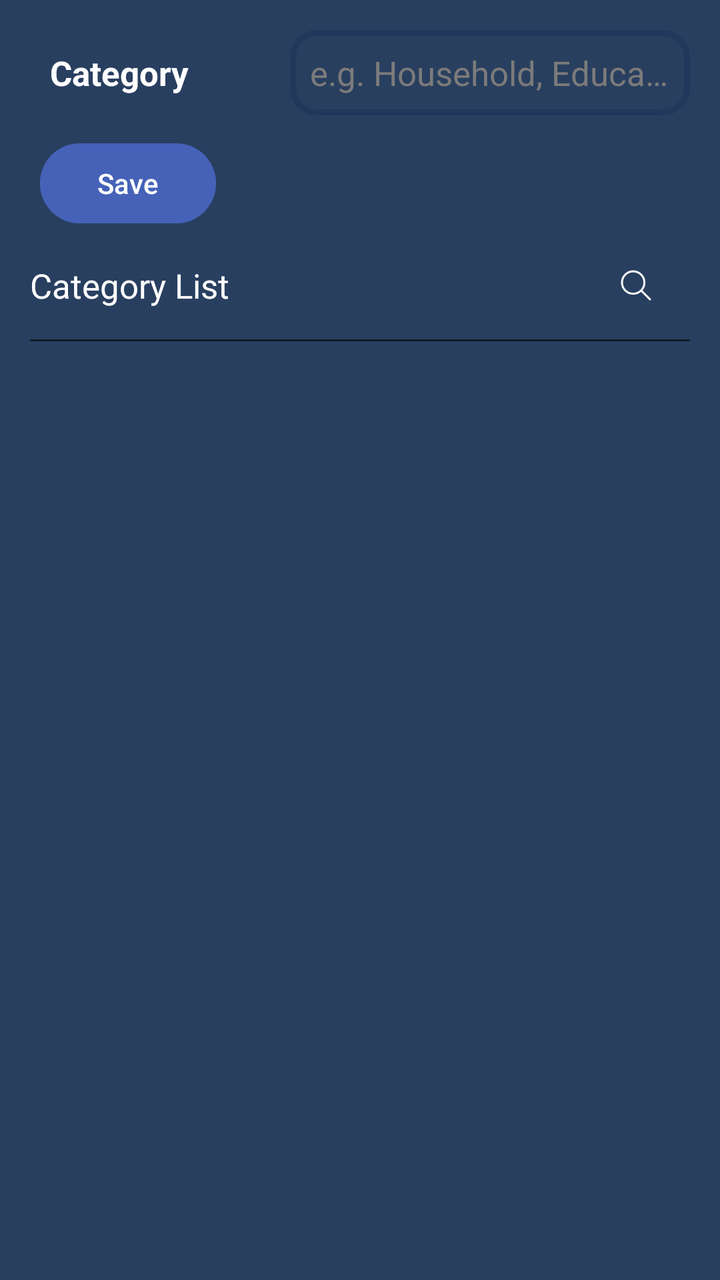
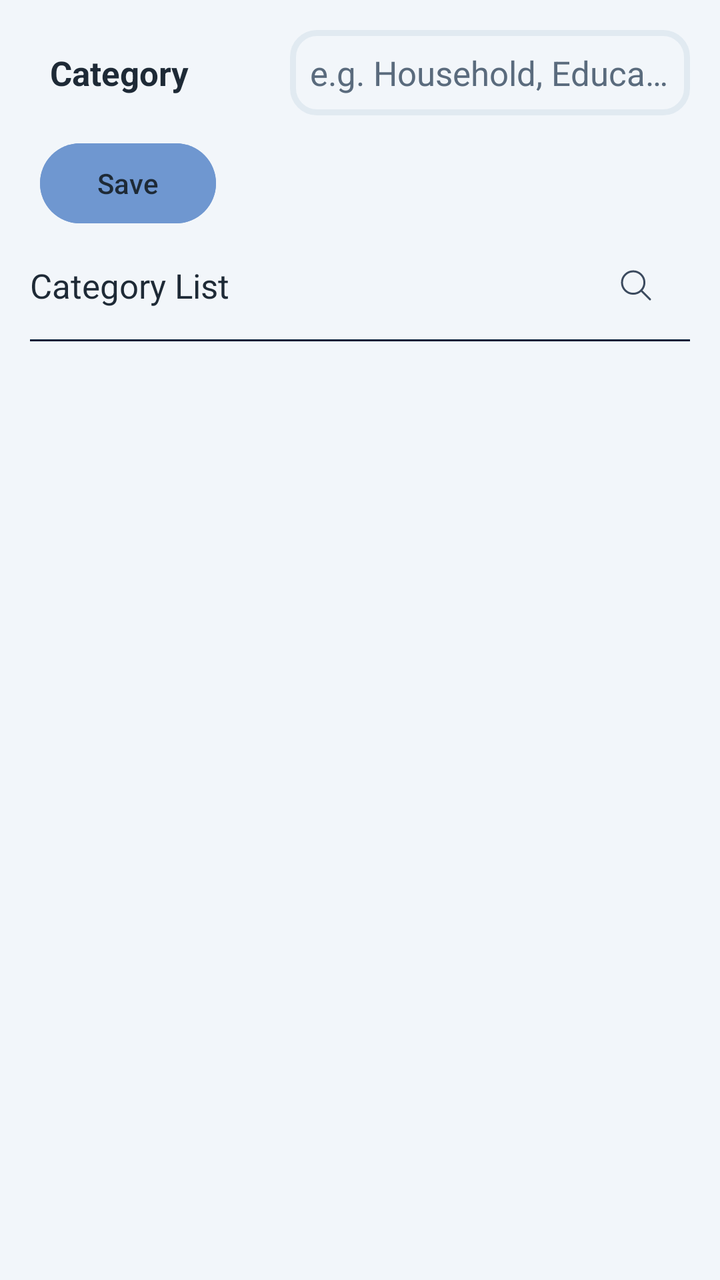

The first picture is an Android layout as it rendered before a commit; the second is the same layout after the commit. The layout source and the unified diff follow.
<!-- AndroidManifest.xml: application theme Theme.GharKharch -->
<!-- res/layout/fragment_add_category.xml -->
<?xml version="1.0" encoding="utf-8"?>
<androidx.constraintlayout.widget.ConstraintLayout xmlns:android="http://schemas.android.com/apk/res/android"
    xmlns:app="http://schemas.android.com/apk/res-auto"
    android:layout_width="match_parent"
    android:layout_height="match_parent"
    android:background="@color/backgroundColor"
    android:padding="@dimen/padding_large">

    <TextView
        android:layout_width="0dp"
        android:layout_height="wrap_content"
        android:layout_weight="1"
        android:padding="@dimen/padding_medium"
        android:text="Category"
        android:textColor="@color/primaryTextColor"
        android:textSize="@dimen/text_size_large"
        android:textStyle="bold"
        app:layout_constraintBottom_toBottomOf="@id/input_category"
        app:layout_constraintEnd_toStartOf="@id/input_category"
        app:layout_constraintStart_toStartOf="parent"
        app:layout_constraintTop_toTopOf="parent" />

    <EditText
        android:id="@+id/input_category"
        style="@style/custom_edit_text"
        android:layout_width="200dp"
        android:layout_height="wrap_content"
        android:hint="@string/hint_category"
        android:textSize="@dimen/text_size_large"
        app:layout_constraintEnd_toEndOf="parent"
        app:layout_constraintTop_toTopOf="parent" />

    <Button
        android:id="@+id/addBtn"
        android:layout_width="wrap_content"
        android:layout_height="wrap_content"
        android:layout_marginVertical="@dimen/margin_medium"
        android:layout_marginStart="@dimen/margin_small"
        android:backgroundTint="@color/buttonColor"
        android:text="Save"
        android:textColor="@color/primaryTextColor"
        app:layout_constraintStart_toStartOf="parent"
        app:layout_constraintTop_toBottomOf="@id/input_category" />

    <LinearLayout
        android:id="@+id/list_container"
        android:layout_width="match_parent"
        android:layout_height="wrap_content"
        android:gravity="center"
        android:orientation="horizontal"
        app:layout_constraintTop_toBottomOf="@id/addBtn">

        <TextView
            android:id="@+id/list_title"
            android:layout_width="0dp"
            android:layout_height="wrap_content"
            android:layout_weight="1"
            android:paddingVertical="@dimen/padding_large"
            android:text="Category List"
            android:textSize="@dimen/text_size_large" />

        <SearchView
            android:id="@+id/search_view"
            android:layout_width="0dp"
            android:layout_height="wrap_content"
            android:layout_marginVertical="@dimen/margin_medium"
            android:layout_weight="1"
            android:background="@drawable/search_bar_border"
            android:iconifiedByDefault="false"
            android:visibility="gone" />

        <ImageView
            android:id="@+id/close_button"
            android:layout_width="wrap_content"
            android:layout_height="wrap_content"
            android:importantForAccessibility="no"
            android:padding="@dimen/padding_large"
            android:src="@drawable/close_search_icon"
            android:visibility="gone" />

        <ImageView
            android:id="@+id/search_button"
            android:layout_width="wrap_content"
            android:layout_height="wrap_content"
            android:importantForAccessibility="no"
            android:padding="@dimen/padding_large"
            android:src="@drawable/search_icon" />

    </LinearLayout>

    <View
        android:id="@+id/separator"
        android:layout_width="match_parent"
        android:layout_height="1dp"
        android:background="@color/secondaryColor"
        app:layout_constraintTop_toBottomOf="@id/list_container" />

    <androidx.recyclerview.widget.RecyclerView
        android:id="@+id/rcv_category_list"
        android:layout_width="0dp"
        android:layout_height="0dp"
        android:layout_marginVertical="@dimen/margin_small"
        app:layout_constraintBottom_toBottomOf="parent"
        app:layout_constraintEnd_toEndOf="@id/separator"
        app:layout_constraintStart_toStartOf="@id/list_container"
        app:layout_constraintTop_toBottomOf="@id/list_container" />

</androidx.constraintlayout.widget.ConstraintLayout>
<!-- resources referenced by this layout -->
<resources>
  <color name="backgroundColor">#293F5F</color>
  <color name="buttonColor">#4662B8</color>
  <color name="primaryTextColor">#FFFFFF</color>
  <color name="secondaryColor">#111B28</color>
  <dimen name="margin_medium">10dp</dimen>
  <dimen name="margin_small">5dp</dimen>
  <dimen name="padding_large">15dp</dimen>
  <dimen name="padding_medium">10dp</dimen>
  <dimen name="text_size_large">17sp</dimen>
  <!-- drawable close_search_icon (drawable) -->
  <vector xmlns:android="http://schemas.android.com/apk/res/android"
      android:width="24dp"
      android:height="24dp"
      android:tint="@color/white"
      android:viewportWidth="24"
      android:viewportHeight="24">
  
      <path
          android:fillColor="#00000000"
          android:pathData="M14.578,14.542C15.58,13.53 16.2,12.137 16.2,10.6C16.2,7.507 13.693,5 10.6,5C7.507,5 5,7.507 5,10.6C5,13.693 7.507,16.2 10.6,16.2C12.156,16.2 13.563,15.566 14.578,14.542ZM14.578,14.542L19,19M8.5,8.5L12.5,12.5M12.5,8.5L8.5,12.5"
          android:strokeWidth="1"
          android:strokeColor="#464455"
          android:strokeLineCap="round"
          android:strokeLineJoin="round" />
  
  </vector>
  <!-- drawable search_bar_border (drawable) -->
  <?xml version="1.0" encoding="utf-8"?>
  <shape xmlns:android="http://schemas.android.com/apk/res/android"
      android:shape="rectangle">
      <stroke
          android:width="2dp"
          android:color="@color/white" />
      <corners android:radius="12dp" />
  </shape>
  <!-- drawable search_icon (drawable) -->
  <vector xmlns:android="http://schemas.android.com/apk/res/android"
      android:width="24dp"
      android:height="24dp"
      android:tint="@color/white"
      android:viewportWidth="24"
      android:viewportHeight="24">
  
      <path
          android:fillColor="#00000000"
          android:pathData="M14.578,14.542C15.58,13.53 16.2,12.137 16.2,10.6C16.2,7.507 13.693,5 10.6,5C7.507,5 5,7.507 5,10.6C5,13.693 7.507,16.2 10.6,16.2C12.156,16.2 13.563,15.566 14.578,14.542ZM14.578,14.542L19,19"
          android:strokeWidth="1"
          android:strokeColor="#464455"
          android:strokeLineCap="round"
          android:strokeLineJoin="round" />
  
  </vector>
  <string name="hint_category">e.g. Household, Education</string>
  <style name="custom_edit_text" parent="Widget.AppCompat.EditText">
          <item name="android:maxLines">1</item>
          <item name="android:maxLength">20</item>
          <item name="android:ellipsize">end</item>
          <item name="android:inputType">text</item>
          <item name="android:importantForAutofill">no</item>
          <item name="android:padding">@dimen/padding_medium</item>
          <item name="android:background">@drawable/rounded_border</item>
          <item name="android:textColorHint">@color/primaryTextColorVariant</item>
      </style>
  <color name="white">#FFFFFFFF</color>
  <!-- drawable rounded_border (drawable) -->
  <?xml version="1.0" encoding="utf-8"?>
  <shape xmlns:android="http://schemas.android.com/apk/res/android"
      android:shape="rectangle">
      <stroke
          android:width="3dp"
          android:color="@color/backgroundColorVariant" />
      <corners android:radius="12dp" />
  </shape>
  <color name="primaryTextColorVariant">#7C7B7B</color>
  <style name="Base.Theme.GharKharch" parent="Theme.Material3.DayNight.NoActionBar">
          
      </style>
  <color name="lGrey">#616161</color>
  <color name="backgroundColorVariant">#20385B</color>
  <!-- unchanged entries left out for length: 1 -->
</resources>

<!-- the commit's change to res/layout/fragment_add_category.xml (unified diff, before → after) -->
@@ -92,7 +92,7 @@
         android:id="@+id/separator"
         android:layout_width="match_parent"
         android:layout_height="1dp"
-        android:background="@color/secondaryColor"
+        android:background="@color/white_A_black"
         app:layout_constraintTop_toBottomOf="@id/list_container" />
 
     <androidx.recyclerview.widget.RecyclerView
<!-- resource entries referenced after the edit -->
@@ -1,9 +1,9 @@
 <!-- resources referenced by this layout -->
 <resources>
-  <color name="backgroundColor">#293F5F</color>
-  <color name="buttonColor">#4662B8</color>
-  <color name="primaryTextColor">#FFFFFF</color>
-  <color name="secondaryColor">#111B28</color>
+  <color name="backgroundColor">#F2F6FA</color>
+  <color name="buttonColor">#6F97D0</color>
+  <color name="primaryTextColor">#1E2A36</color>
+  <color name="white_A_black">#011B37</color>
   <dimen name="margin_medium">10dp</dimen>
   <dimen name="margin_small">5dp</dimen>
   <dimen name="padding_large">15dp</dimen>
@@ -13,7 +13,7 @@
   <vector xmlns:android="http://schemas.android.com/apk/res/android"
       android:width="24dp"
       android:height="24dp"
-      android:tint="@color/white"
+      android:tint="@color/iconColor"
       android:viewportWidth="24"
       android:viewportHeight="24">
   
@@ -39,7 +39,7 @@
   <vector xmlns:android="http://schemas.android.com/apk/res/android"
       android:width="24dp"
       android:height="24dp"
-      android:tint="@color/white"
+      android:tint="@color/iconColor"
       android:viewportWidth="24"
       android:viewportHeight="24">
   
@@ -63,6 +63,7 @@
           <item name="android:background">@drawable/rounded_border</item>
           <item name="android:textColorHint">@color/primaryTextColorVariant</item>
       </style>
+  <color name="iconColor">#3B4A5E</color>
   <color name="white">#FFFFFFFF</color>
   <!-- drawable rounded_border (drawable) -->
   <?xml version="1.0" encoding="utf-8"?>
@@ -73,12 +74,12 @@
           android:color="@color/backgroundColorVariant" />
       <corners android:radius="12dp" />
   </shape>
-  <color name="primaryTextColorVariant">#7C7B7B</color>
+  <color name="primaryTextColorVariant">#5A6B7D</color>
   <style name="Base.Theme.GharKharch" parent="Theme.Material3.DayNight.NoActionBar">
           
       </style>
   <color name="lGrey">#616161</color>
-  <color name="backgroundColorVariant">#20385B</color>
+  <color name="backgroundColorVariant">#E1EAF1</color>
   <!-- unchanged entries left out for length: 1 -->
 </resources>
 
